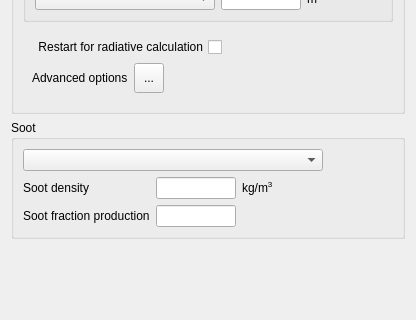
The window that gui/Pages/ThermalForm.ui (code-saturne/code_saturne) describes before a commit, drawn with Qt 5; both pictures show x 0 to 416 and y 247 to 567 of the 416 by 567 pixel window.
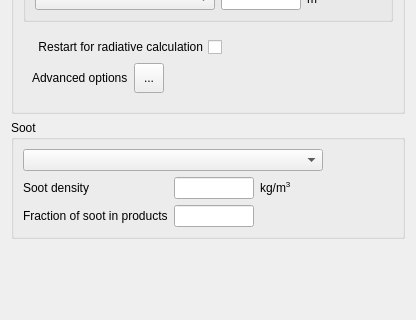
The same window after the commit. Icons and pictures are not drawn.

Commit message: Update after the meeting point (10 Dec 2020) : setup.log update for ipthrm, GUI modification for xsoot and Low Mach algo disabled in the GUI for the moment.

The edit to the form file:
```diff
--- a/gui/Pages/ThermalForm.ui
+++ b/gui/Pages/ThermalForm.ui
@@ -103,7 +103,7 @@
         <item row="1" column="0">
          <widget class="QLabel" name="labelSootFraction">
           <property name="text">
-           <string>Soot fraction production</string>
+           <string>Fraction of soot in products</string>
           </property>
          </widget>
         </item>
```
The commit also changes 2 other files.
